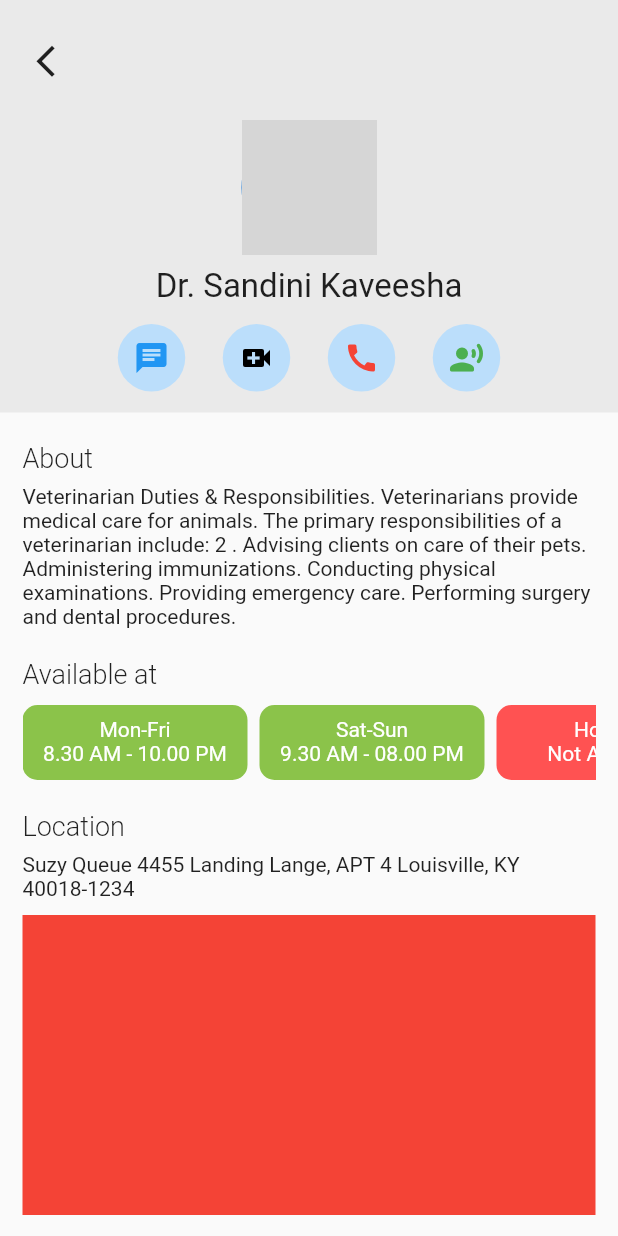
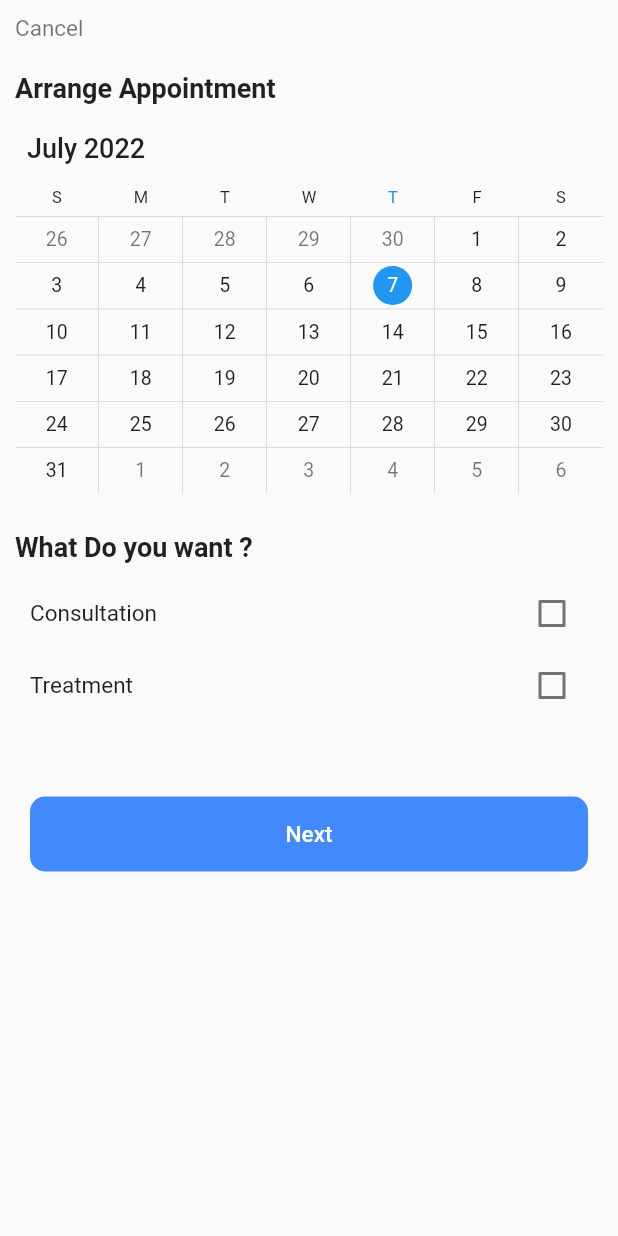
Before and after one commit to Kanishka-Git97/vcs_client_app, a Flutter app: the screen it shows after launch, on a phone screen of 412 x 824 dp. Run offline on Flutter 3.47's test engine with Material 2 defaults, Android fonts, the phone set to English and light mode, and no system bars; drawn by our look-alikes of syncfusion_flutter_calendar; our stand-ins replace animated_splash_screen, google_fonts, shared_preferences; missing offline and left inert: dart:ffi; grey boxes are pictures that could not be loaded.

Commit message:
Completed Appointment Screen

```diff
--- a/lib/Components/custom_button.dart
+++ b/lib/Components/custom_button.dart
@@ -1,12 +1,42 @@
 import 'package:flutter/material.dart';
 
 class CustomButton extends StatelessWidget {
-  const CustomButton({Key? key}) : super(key: key);
+  const CustomButton(
+      {Key? key,
+      required this.height,
+      required this.btnColor,
+      required this.fontColor,
+      required this.fontSize,
+      required this.btnText,
+      required this.onPress})
+      : super(key: key);
+
+  final double height;
+  final double fontSize;
+  final Color btnColor;
+  final Color fontColor;
+  final String btnText;
+  final VoidCallback onPress;
 
   @override
   Widget build(BuildContext context) {
-    return Container(
-
+    return SizedBox(
+      height: height,
+      width: double.infinity,
+      child: TextButton(
+          onPressed: onPress,
+          style: TextButton.styleFrom(
+              shadowColor: Colors.white,
+              backgroundColor: btnColor,
+              shape: RoundedRectangleBorder(
+                  borderRadius: BorderRadius.circular(10))),
+          child: Text(
+            btnText,
+            style: TextStyle(
+              color: fontColor,
+              fontSize: fontSize,
+            ),
+          )),
     );
   }
 }
--- /dev/null
+++ b/lib/Screens/User/appointment_screen.dart
@@ -0,0 +1,113 @@
+import 'dart:convert';
+import 'package:flutter/material.dart';
+import 'package:syncfusion_flutter_calendar/calendar.dart';
+import 'package:vcs_client_app/Components/custom_button.dart';
+
+class AppointmentScreen extends StatefulWidget {
+  const AppointmentScreen({Key? key}) : super(key: key);
+
+  @override
+  State<AppointmentScreen> createState() => _AppointmentScreenState();
+}
+
+class _AppointmentScreenState extends State<AppointmentScreen> {
+  bool _isConsultationChecked = false;
+  bool _isTreatmentChecked = false;
+  @override
+  Widget build(BuildContext context) {
+    return Scaffold(
+      body: SingleChildScrollView(
+          child: SafeArea(
+        child: Padding(
+          padding: const EdgeInsets.all(10),
+          child: Column(
+            crossAxisAlignment: CrossAxisAlignment.start,
+            children: [
+              GestureDetector(
+                onTap: () {},
+                child: const Text(
+                  'Cancel',
+                  style: TextStyle(color: Colors.black54, fontSize: 15),
+                ),
+              ),
+              const SizedBox(
+                height: 20,
+              ),
+              const Text(
+                'Arrange Appointment',
+                style: TextStyle(fontSize: 18, fontWeight: FontWeight.w600),
+              ),
+              const SizedBox(
+                height: 10,
+              ),
+              Container(
+                height: 250,
+                //color: Colors.grey,
+                child: SfCalendar(
+                  view: CalendarView.month,
+                ),
+              ),
+              const SizedBox(
+                height: 25,
+              ),
+              const Text(
+                'What Do you want ?',
+                style: TextStyle(fontSize: 18, fontWeight: FontWeight.w600),
+              ),
+              Padding(
+                padding: const EdgeInsets.all(10),
+                child: Column(
+                  crossAxisAlignment: CrossAxisAlignment.start,
+                  children: [
+                    Row(
+                      mainAxisAlignment: MainAxisAlignment.spaceBetween,
+                      children: [
+                        const Text(
+                          'Consultation',
+                          style: TextStyle(fontSize: 15),
+                        ),
+                        Checkbox(
+                            value: _isConsultationChecked,
+                            onChanged: (bool? value) {
+                              setState(() {
+                                _isConsultationChecked = value!;
+                              });
+                            }),
+                      ],
+                    ),
+                    Row(
+                      mainAxisAlignment: MainAxisAlignment.spaceBetween,
+                      children: [
+                        const Text(
+                          'Treatment',
+                          style: TextStyle(fontSize: 15),
+                        ),
+                        Checkbox(
+                            value: _isTreatmentChecked,
+                            onChanged: (bool? value) {
+                              setState(() {
+                                _isTreatmentChecked = value!;
+                              });
+                            }),
+                      ],
+                    ),
+                    const SizedBox(
+                      height: 50,
+                    ),
+                    CustomButton(
+                        height: 50,
+                        btnColor: Colors.blueAccent,
+                        fontColor: Colors.white,
+                        fontSize: 15.0,
+                        btnText: 'Next',
+                        onPress: () {}),
+                  ],
+                ),
+              )
+            ],
+          ),
+        ),
+      )),
+    );
+  }
+}
--- a/lib/Screens/Doctor/doctor_screen.dart
+++ b/lib/Screens/User/doctor_screen.dart
@@ -1,6 +1,6 @@
 import 'package:flutter/material.dart';
-import 'package:vcs_client_app/Components/back_arrow.dart';
-import 'package:vcs_client_app/Components/custom_icon_button.dart';
+
+import 'package:vcs_client_app/Components/custom_button.dart';
 import 'package:vcs_client_app/Components/doctor_header.dart';
 import 'package:vcs_client_app/Components/time_card.dart';
 
@@ -103,7 +103,17 @@ class _DoctorScreenState extends State<DoctorScreen> {
                 ),
                 const SizedBox(
                   height: 10,
-                )
+                ),
+                CustomButton(
+                    height: 50.0,
+                    btnColor: Colors.blueAccent,
+                    fontColor: Colors.white,
+                    fontSize: 15.0,
+                    btnText: 'Make Appointment',
+                    onPress: () {}),
+                const SizedBox(
+                  height: 7,
+                ),
               ],
             ),
           )
--- a/lib/main.dart
+++ b/lib/main.dart
@@ -6,7 +6,8 @@ import 'package:shared_preferences/shared_preferences.dart';
 import 'package:vcs_client_app/Screens/Auth/login_screen.dart';
 
 import 'package:vcs_client_app/Screens/Auth/onboard_screen.dart';
-import 'package:vcs_client_app/Screens/Doctor/doctor_screen.dart';
+import 'package:vcs_client_app/Screens/User/appointment_screen.dart';
+import 'package:vcs_client_app/Screens/User/doctor_screen.dart';
 import 'package:vcs_client_app/Screens/Home/home_screen.dart';
 
 int? isViewed;
@@ -34,7 +35,7 @@ class MyApp extends StatelessWidget {
         splash: 'assets/images/image.png',
         screenFunction: () async {
           //return isViewed != 0 ? OnBoard() : loginScreen();
-          return DoctorScreen();
+          return AppointmentScreen();
         },
         splashTransition: SplashTransition.fadeTransition,
         backgroundColor: const Color.fromARGB(255, 233, 230, 230),
--- a/pubspec.yaml
+++ b/pubspec.yaml
@@ -30,6 +30,8 @@ dependencies:
   flutter:
     sdk: flutter
   animated_splash_screen: ^1.2.0
+  syncfusion_flutter_calendar: ^20.2.36
+
 
 
   # The following adds the Cupertino Icons font to your application.
```
Also changed, not shown: pubspec.lock.
